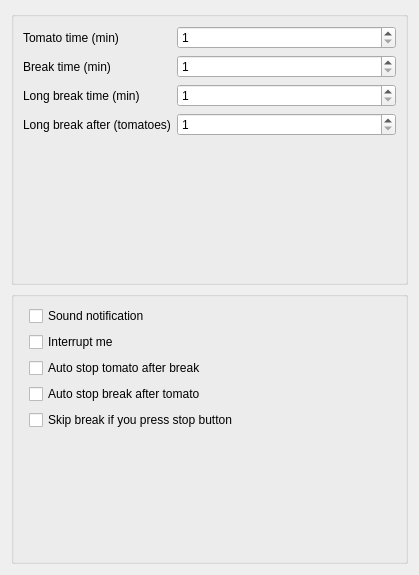
Qt form CherryTomato/settings_ui.ui (yakimka/CherryTomato) before a commit.
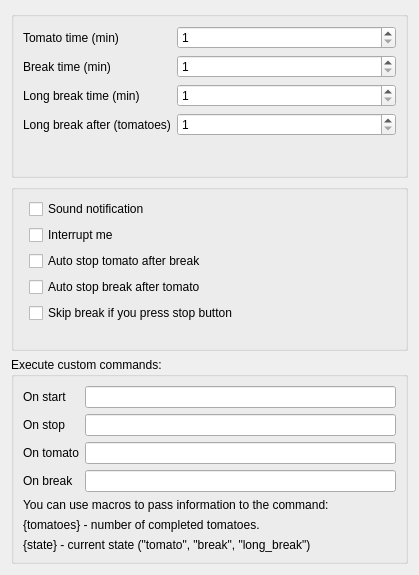
The same form after that commit.

Commit message:
Execute custom commands (#6)
* Create CommandExecutor skeleton

* Add start and stop custom commands to settings

* Add state change custom commands to settings

CommandExecutor run commands now

Diff of the .ui file:
```diff
--- a/CherryTomato/settings_ui.ui
+++ b/CherryTomato/settings_ui.ui
@@ -165,6 +165,76 @@
      </layout>
     </widget>
    </item>
+   <item>
+    <widget class="QGroupBox" name="commands">
+     <property name="title">
+      <string>Execute custom commands:</string>
+     </property>
+     <layout class="QFormLayout" name="formLayout_3">
+      <item row="0" column="0">
+       <widget class="QLabel" name="afterStartLabel">
+        <property name="text">
+         <string>On start</string>
+        </property>
+       </widget>
+      </item>
+      <item row="0" column="1">
+       <widget class="QLineEdit" name="afterStartCommand"/>
+      </item>
+      <item row="1" column="0">
+       <widget class="QLabel" name="afterStopLabel">
+        <property name="text">
+         <string>On stop</string>
+        </property>
+       </widget>
+      </item>
+      <item row="1" column="1">
+       <widget class="QLineEdit" name="afterStopCommand"/>
+      </item>
+      <item row="4" column="0" colspan="2">
+       <widget class="QLabel" name="macrosHelp1">
+        <property name="text">
+         <string>You can use macros to pass information to the command:</string>
+        </property>
+       </widget>
+      </item>
+      <item row="5" column="0" colspan="2">
+       <widget class="QLabel" name="macrosHelp2">
+        <property name="text">
+         <string>{tomatoes} - number of completed tomatoes.</string>
+        </property>
+       </widget>
+      </item>
+      <item row="6" column="0" colspan="2">
+       <widget class="QLabel" name="macrosHelp3">
+        <property name="text">
+         <string>{state} - current state (&quot;tomato&quot;, &quot;break&quot;, &quot;long_break&quot;)</string>
+        </property>
+       </widget>
+      </item>
+      <item row="2" column="0">
+       <widget class="QLabel" name="onTomatoLabel">
+        <property name="text">
+         <string>On tomato</string>
+        </property>
+       </widget>
+      </item>
+      <item row="3" column="0">
+       <widget class="QLabel" name="onBreakLabel">
+        <property name="text">
+         <string>On break</string>
+        </property>
+       </widget>
+      </item>
+      <item row="2" column="1">
+       <widget class="QLineEdit" name="onTomatoCommand"/>
+      </item>
+      <item row="3" column="1">
+       <widget class="QLineEdit" name="onBreakCommand"/>
+      </item>
+     </layout>
+    </widget>
+   </item>
   </layout>
  </widget>
  <resources/>
```
The commit also changes 9 other files.
